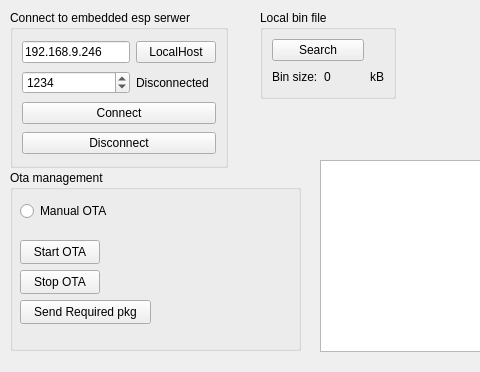
First picture: the form in mainwindow.ui, repository DamianJeu/ESP_OTA_UPDATER, before the edit; both pictures show x 0 to 480 and y 0 to 372 of the 800 by 600 pixel window.
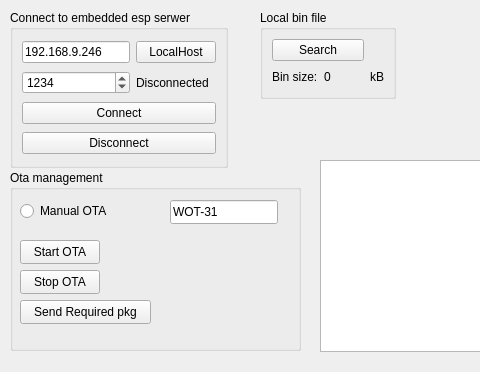
Second picture: the form after the edit.

Patch:
```diff
--- a/mainwindow.ui
+++ b/mainwindow.ui
@@ -200,6 +200,19 @@
       <string>Send Required pkg</string>
      </property>
     </widget>
+    <widget class="QLineEdit" name="lineEditDeviceID">
+     <property name="geometry">
+      <rect>
+       <x>160</x>
+       <y>30</y>
+       <width>108</width>
+       <height>24</height>
+      </rect>
+     </property>
+     <property name="text">
+      <string>WOT-31</string>
+     </property>
+    </widget>
    </widget>
    <widget class="QTextBrowser" name="textBrowserRawData">
     <property name="geometry">
```
